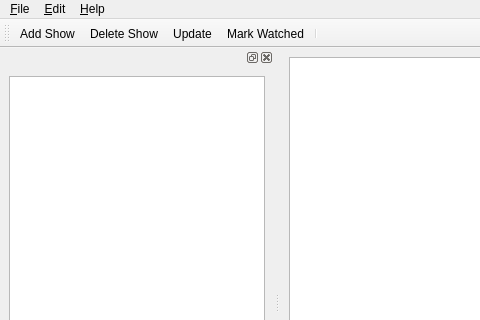
The window that src/mainwindow.ui (ThomasBrixLarsen/serieswatcher) describes before a commit, drawn with Qt 5; both pictures show x 0 to 480 and y 0 to 320 of the 1047 by 578 pixel window.
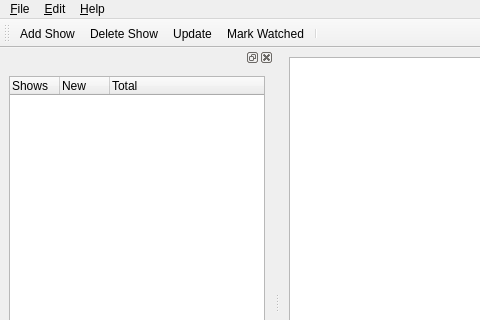
The same window after the commit. Icons and pictures are not drawn. Custom widgets are drawn as their Qt base class.

```diff
--- a/src/mainwindow.ui
+++ b/src/mainwindow.ui
@@ -108,11 +108,33 @@
         <bool>true</bool>
        </property>
        <property name="headerHidden">
-        <bool>true</bool>
+        <bool>false</bool>
        </property>
+       <attribute name="headerDefaultSectionSize">
+        <number>50</number>
+       </attribute>
+       <attribute name="headerMinimumSectionSize">
+        <number>10</number>
+       </attribute>
+       <attribute name="headerDefaultSectionSize">
+        <number>50</number>
+       </attribute>
+       <attribute name="headerMinimumSectionSize">
+        <number>10</number>
+       </attribute>
        <column>
         <property name="text">
-         <string notr="true">1</string>
+         <string notr="true">Shows</string>
+        </property>
+       </column>
+       <column>
+        <property name="text">
+         <string>New</string>
+        </property>
+       </column>
+       <column>
+        <property name="text">
+         <string>Total</string>
         </property>
        </column>
       </widget>
```
